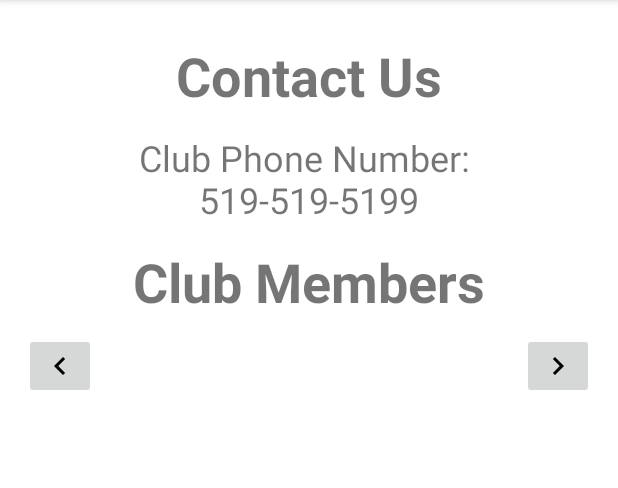
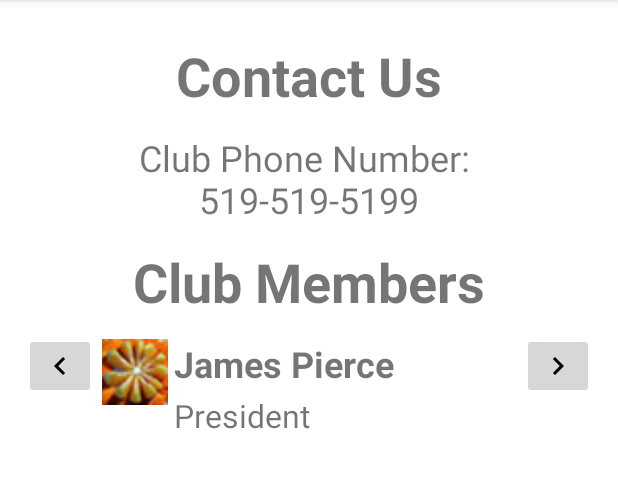
Before and after one commit to JamesPierce82/RPGClubApp, an Android app: the screen it shows after launch (MainActivity), in the side drawer, after a tap on "About the Club", on a phone screen of 412 x 824 dp, the part 84-572 px from its top. Run offline under Robolectric (Android 15) with nearby library versions, the phone set to English and light mode, and no system bars.

Commit message:
ClubInfoFragment UI FIx
* Line that applies transformer was running before the ViewPager was properly linked, moved the line and issue was resolved.

* Moved the leftButton ImageButton so that it appears overtop of the ViewPager. It was behind the ViewPager's padding and was not able to be pressed.

```diff
--- a/app/src/main/java/ca/jamespierce/rpgclubapp/ClubInfoFragment.java
+++ b/app/src/main/java/ca/jamespierce/rpgclubapp/ClubInfoFragment.java
@@ -88,8 +88,8 @@ public class ClubInfoFragment extends Fragment {
         mSectionPagerAdapter = new MemberSectionPagerAdapter((getChildFragmentManager()));
         leftButton = (ImageButton) view.findViewById(R.id.leftButton);
         rightButton = (ImageButton) view.findViewById(R.id.rightButton);
-        viewPager.setPageTransformer(true, new DepthPageTransformer());
-//        viewPager = (ViewPager) view.findViewById(R.id.membercontent);
+        viewPager = (ViewPager) view.findViewById(R.id.membercontent);
+//        viewPager.setPageTransformer(true, new DepthPageTransformer());
         viewPager.setAdapter(mSectionPagerAdapter);
 
         // These event handlers will allow the user to use the buttons to rotate through the viewpager,
--- a/app/src/main/res/layout/fragment_club_info.xml
+++ b/app/src/main/res/layout/fragment_club_info.xml
@@ -39,14 +39,6 @@
         android:layout_width="match_parent"
         android:layout_height="match_parent">
 
-        <ImageButton
-            android:layout_width="wrap_content"
-            android:layout_height="wrap_content"
-            app:srcCompat="@drawable/ic_chevron_left_black_24dp"
-            android:id="@+id/leftButton"
-            android:layout_weight="1"
-            android:layout_gravity="left" />
-
         <android.support.v4.view.ViewPager
                     android:layout_width="wrap_content"
                     android:layout_height="match_parent"
@@ -60,6 +52,14 @@
         <ImageButton
             android:layout_width="wrap_content"
             android:layout_height="wrap_content"
+            app:srcCompat="@drawable/ic_chevron_left_black_24dp"
+            android:id="@+id/leftButton"
+            android:layout_weight="1"
+            android:layout_gravity="left" />
+
+        <ImageButton
+            android:layout_width="wrap_content"
+            android:layout_height="wrap_content"
             app:srcCompat="@drawable/ic_chevron_right_black_24dp"
             android:id="@+id/rightButton"
             android:layout_weight="1"
```
